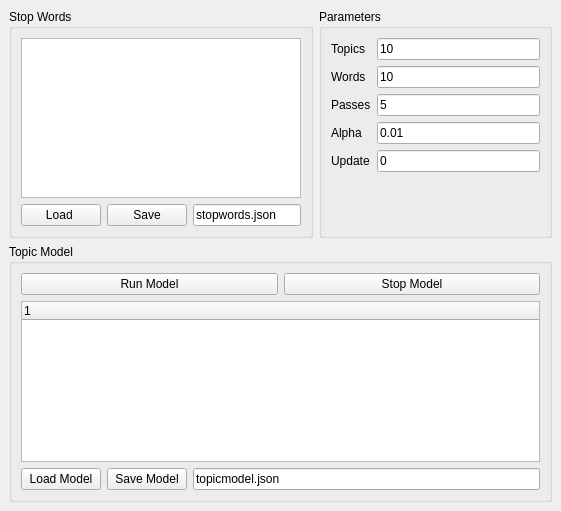
mikedotonline/SocialSpatial, file ui/topicmodel.ui: the form before one commit.
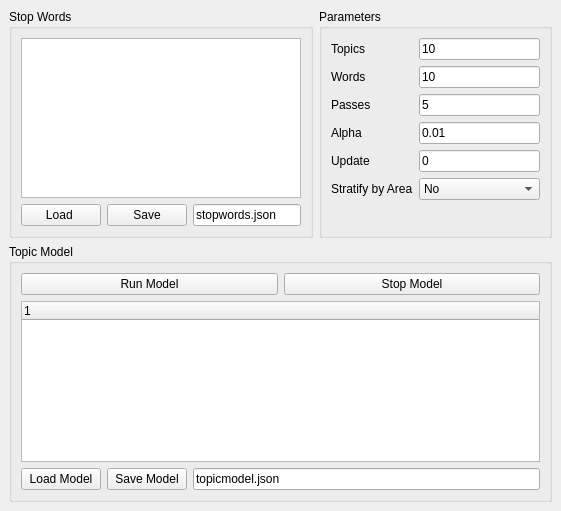
The form after the commit.

Commit message:
topicmodel model and data completed
requires testing now

The edit to the form file:
```diff
--- a/ui/topicmodel.ui
+++ b/ui/topicmodel.ui
@@ -134,6 +134,27 @@
                </property>
               </widget>
              </item>
+             <item row="5" column="0">
+              <widget class="QLabel" name="label_6">
+               <property name="text">
+                <string>Stratify by Area</string>
+               </property>
+              </widget>
+             </item>
+             <item row="5" column="1">
+              <widget class="QComboBox" name="area_comboBox">
+               <item>
+                <property name="text">
+                 <string>No</string>
+                </property>
+               </item>
+               <item>
+                <property name="text">
+                 <string>Yes</string>
+                </property>
+               </item>
+              </widget>
+             </item>
             </layout>
            </item>
           </layout>
```
The commit also changes 7 other files.
